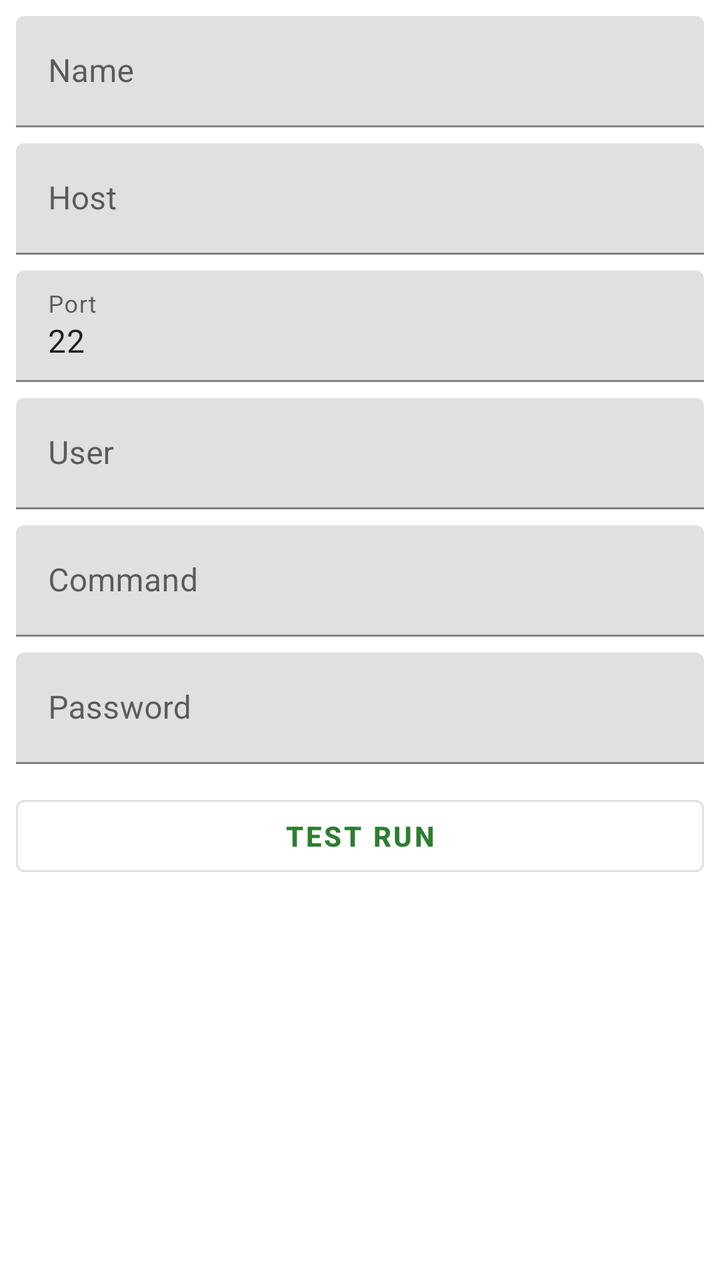
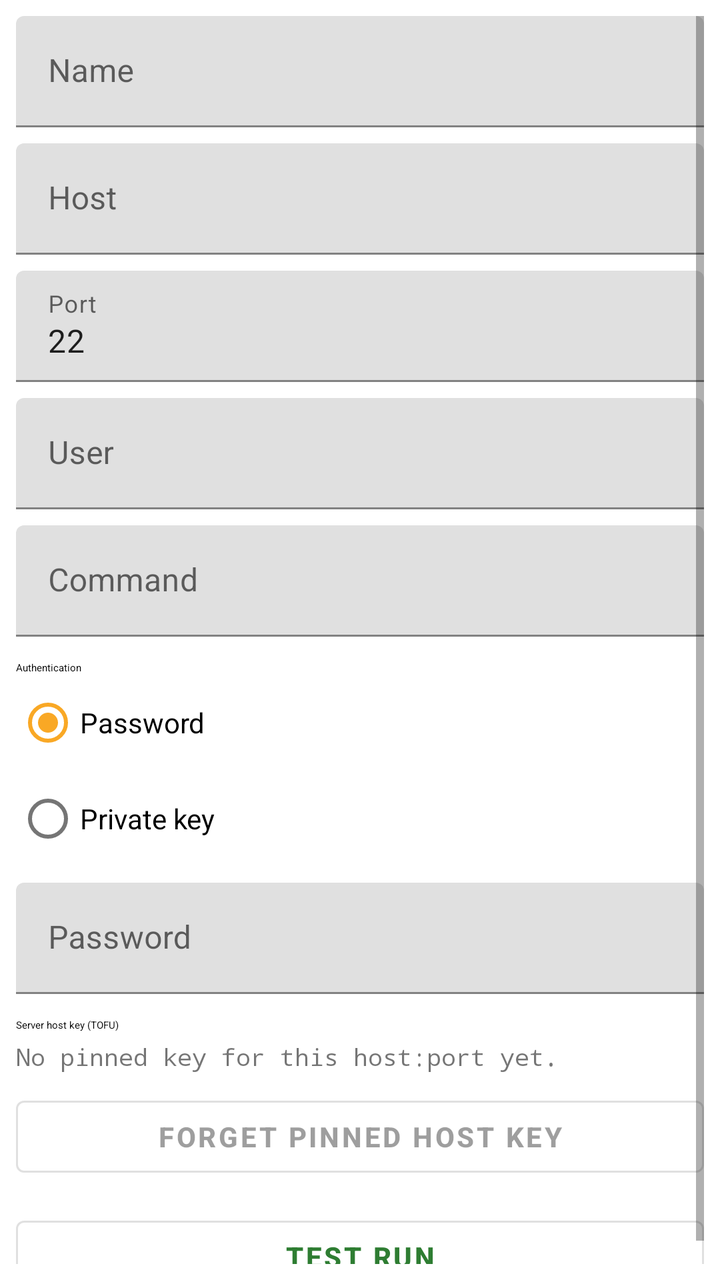

Two renders of the same Android screen: before a commit and after it. Below are the layout's source before the change and the commit's diff.
<!-- AndroidManifest.xml: application theme Theme.CardputerCompanion -->
<!-- res/layout/dialog_ssh_preset.xml -->
<?xml version="1.0" encoding="utf-8"?>
<ScrollView xmlns:android="http://schemas.android.com/apk/res/android"
    android:layout_width="match_parent"
    android:layout_height="wrap_content"
    android:padding="8dp">

    <LinearLayout
        android:layout_width="match_parent"
        android:layout_height="wrap_content"
        android:orientation="vertical">

        <com.google.android.material.textfield.TextInputLayout
            android:layout_width="match_parent"
            android:layout_height="wrap_content"
            android:hint="@string/preset_name">

            <com.google.android.material.textfield.TextInputEditText
                android:id="@+id/editName"
                android:layout_width="match_parent"
                android:layout_height="wrap_content"
                android:inputType="text"
                android:maxLength="20" />
        </com.google.android.material.textfield.TextInputLayout>

        <com.google.android.material.textfield.TextInputLayout
            android:layout_width="match_parent"
            android:layout_height="wrap_content"
            android:layout_marginTop="8dp"
            android:hint="@string/ssh_host">

            <com.google.android.material.textfield.TextInputEditText
                android:id="@+id/editHost"
                android:layout_width="match_parent"
                android:layout_height="wrap_content"
                android:inputType="textUri" />
        </com.google.android.material.textfield.TextInputLayout>

        <com.google.android.material.textfield.TextInputLayout
            android:layout_width="match_parent"
            android:layout_height="wrap_content"
            android:layout_marginTop="8dp"
            android:hint="@string/ssh_port">

            <com.google.android.material.textfield.TextInputEditText
                android:id="@+id/editPort"
                android:layout_width="match_parent"
                android:layout_height="wrap_content"
                android:inputType="number"
                android:text="22" />
        </com.google.android.material.textfield.TextInputLayout>

        <com.google.android.material.textfield.TextInputLayout
            android:layout_width="match_parent"
            android:layout_height="wrap_content"
            android:layout_marginTop="8dp"
            android:hint="@string/ssh_user">

            <com.google.android.material.textfield.TextInputEditText
                android:id="@+id/editUser"
                android:layout_width="match_parent"
                android:layout_height="wrap_content"
                android:inputType="text" />
        </com.google.android.material.textfield.TextInputLayout>

        <com.google.android.material.textfield.TextInputLayout
            android:layout_width="match_parent"
            android:layout_height="wrap_content"
            android:layout_marginTop="8dp"
            android:hint="@string/ssh_command">

            <com.google.android.material.textfield.TextInputEditText
                android:id="@+id/editCommand"
                android:layout_width="match_parent"
                android:layout_height="wrap_content"
                android:inputType="text" />
        </com.google.android.material.textfield.TextInputLayout>

        <com.google.android.material.textfield.TextInputLayout
            android:layout_width="match_parent"
            android:layout_height="wrap_content"
            android:layout_marginTop="8dp"
            android:hint="@string/ssh_password">

            <com.google.android.material.textfield.TextInputEditText
                android:id="@+id/editPassword"
                android:layout_width="match_parent"
                android:layout_height="wrap_content"
                android:inputType="textPassword" />
        </com.google.android.material.textfield.TextInputLayout>

        <com.google.android.material.button.MaterialButton
            android:id="@+id/testRunButton"
            style="@style/Widget.CardputerCompanion.Button.Outlined"
            android:layout_width="match_parent"
            android:layout_height="wrap_content"
            android:layout_marginTop="12dp"
            android:text="@string/test_run" />
    </LinearLayout>
</ScrollView>
<!-- resources referenced by this layout -->
<resources>
  <string name="preset_name">Name</string>
  <string name="ssh_command">Command</string>
  <string name="ssh_host">Host</string>
  <string name="ssh_password">Password</string>
  <string name="ssh_port">Port</string>
  <string name="ssh_user">User</string>
  <string name="test_run">Test run</string>
  <style name="Widget.CardputerCompanion.Button.Outlined" parent="Widget.MaterialComponents.Button.OutlinedButton">
          <item name="android:textStyle">bold</item>
      </style>
  <style name="Theme.CardputerCompanion" parent="Theme.MaterialComponents.DayNight.DarkActionBar">
          <item name="colorPrimary">#2E7D32</item>
          <item name="colorPrimaryVariant">#1B5E20</item>
          <item name="colorOnPrimary">#FFFFFF</item>
          <item name="colorSecondary">#F9A825</item>
          <item name="materialButtonStyle">@style/Widget.CardputerCompanion.Button</item>
          <item name="materialButtonOutlinedStyle">@style/Widget.CardputerCompanion.Button.Outlined</item>
          <item name="borderlessButtonStyle">@style/Widget.CardputerCompanion.Button.Text</item>
      </style>
  <style name="Widget.CardputerCompanion.Button" parent="Widget.MaterialComponents.Button">
          <item name="android:textStyle">bold</item>
      </style>
  <style name="Widget.CardputerCompanion.Button.Text" parent="Widget.MaterialComponents.Button.TextButton">
          <item name="android:textStyle">bold</item>
      </style>
</resources>

<!-- the commit's change to res/layout/dialog_ssh_preset.xml (unified diff, before → after) -->
@@ -75,18 +75,131 @@
                 android:inputType="text" />
         </com.google.android.material.textfield.TextInputLayout>
 
-        <com.google.android.material.textfield.TextInputLayout
-            android:layout_width="match_parent"
-            android:layout_height="wrap_content"
-            android:layout_marginTop="8dp"
-            android:hint="@string/ssh_password">
-
-            <com.google.android.material.textfield.TextInputEditText
-                android:id="@+id/editPassword"
-                android:layout_width="match_parent"
-                android:layout_height="wrap_content"
-                android:inputType="textPassword" />
-        </com.google.android.material.textfield.TextInputLayout>
+        <TextView
+            android:layout_width="match_parent"
+            android:layout_height="wrap_content"
+            android:layout_marginTop="12dp"
+            android:text="@string/ssh_auth_method_title"
+            android:textAppearance="?attr/textAppearanceTitleSmall" />
+
+        <RadioGroup
+            android:id="@+id/authMethodGroup"
+            android:layout_width="match_parent"
+            android:layout_height="wrap_content"
+            android:orientation="vertical">
+
+            <RadioButton
+                android:id="@+id/authPassword"
+                android:layout_width="match_parent"
+                android:layout_height="wrap_content"
+                android:checked="true"
+                android:text="@string/ssh_auth_password" />
+
+            <RadioButton
+                android:id="@+id/authPrivateKey"
+                android:layout_width="match_parent"
+                android:layout_height="wrap_content"
+                android:text="@string/ssh_auth_private_key" />
+        </RadioGroup>
+
+        <LinearLayout
+            android:id="@+id/passwordAuthSection"
+            android:layout_width="match_parent"
+            android:layout_height="wrap_content"
+            android:orientation="vertical">
+
+            <com.google.android.material.textfield.TextInputLayout
+                android:layout_width="match_parent"
+                android:layout_height="wrap_content"
+                android:layout_marginTop="8dp"
+                android:hint="@string/ssh_password">
+
+                <com.google.android.material.textfield.TextInputEditText
+                    android:id="@+id/editPassword"
+                    android:layout_width="match_parent"
+                    android:layout_height="wrap_content"
+                    android:inputType="textPassword" />
+            </com.google.android.material.textfield.TextInputLayout>
+        </LinearLayout>
+
+        <LinearLayout
+            android:id="@+id/keyAuthSection"
+            android:layout_width="match_parent"
+            android:layout_height="wrap_content"
+            android:orientation="vertical"
+            android:visibility="gone">
+
+            <com.google.android.material.textfield.TextInputLayout
+                android:layout_width="match_parent"
+                android:layout_height="wrap_content"
+                android:layout_marginTop="8dp"
+                android:hint="@string/ssh_private_key">
+
+                <com.google.android.material.textfield.TextInputEditText
+                    android:id="@+id/editPrivateKey"
+                    android:layout_width="match_parent"
+                    android:layout_height="wrap_content"
+                    android:gravity="top"
+                    android:inputType="textMultiLine|textNoSuggestions"
+                    android:minLines="4"
+                    android:fontFamily="monospace" />
+            </com.google.android.material.textfield.TextInputLayout>
+
+            <com.google.android.material.button.MaterialButton
+                android:id="@+id/importKeyButton"
+                style="@style/Widget.CardputerCompanion.Button.Outlined"
+                android:layout_width="match_parent"
+                android:layout_height="wrap_content"
+                android:layout_marginTop="8dp"
+                android:text="@string/ssh_import_key_file" />
+
+            <TextView
+                android:id="@+id/keyStoredHint"
+                android:layout_width="match_parent"
+                android:layout_height="wrap_content"
+                android:layout_marginTop="4dp"
+                android:text="@string/ssh_key_stored_hint"
+                android:visibility="gone" />
+
+            <com.google.android.material.textfield.TextInputLayout
+                android:layout_width="match_parent"
+                android:layout_height="wrap_content"
+                android:layout_marginTop="8dp"
+                android:hint="@string/ssh_key_passphrase">
+
+                <com.google.android.material.textfield.TextInputEditText
+                    android:id="@+id/editKeyPassphrase"
+                    android:layout_width="match_parent"
+                    android:layout_height="wrap_content"
+                    android:inputType="textPassword" />
+            </com.google.android.material.textfield.TextInputLayout>
+        </LinearLayout>
+
+        <TextView
+            android:layout_width="match_parent"
+            android:layout_height="wrap_content"
+            android:layout_marginTop="12dp"
+            android:text="@string/ssh_hostkey_section_title"
+            android:textAppearance="?attr/textAppearanceTitleSmall" />
+
+        <TextView
+            android:id="@+id/hostKeyStatus"
+            android:layout_width="match_parent"
+            android:layout_height="wrap_content"
+            android:layout_marginTop="4dp"
+            android:fontFamily="monospace"
+            android:text="@string/ssh_hostkey_none"
+            android:textIsSelectable="true"
+            android:textSize="12sp" />
+
+        <com.google.android.material.button.MaterialButton
+            android:id="@+id/forgetHostKeyButton"
+            style="@style/Widget.CardputerCompanion.Button.Outlined"
+            android:layout_width="match_parent"
+            android:layout_height="wrap_content"
+            android:layout_marginTop="8dp"
+            android:enabled="false"
+            android:text="@string/ssh_hostkey_forget" />
 
         <com.google.android.material.button.MaterialButton
             android:id="@+id/testRunButton"
<!-- resource entries referenced after the edit -->
@@ -1,10 +1,20 @@
 <!-- resources referenced by this layout -->
 <resources>
   <string name="preset_name">Name</string>
+  <string name="ssh_auth_method_title">Authentication</string>
+  <string name="ssh_auth_password">Password</string>
+  <string name="ssh_auth_private_key">Private key</string>
   <string name="ssh_command">Command</string>
   <string name="ssh_host">Host</string>
+  <string name="ssh_hostkey_forget">Forget pinned host key</string>
+  <string name="ssh_hostkey_none">No pinned key for this host:port yet.</string>
+  <string name="ssh_hostkey_section_title">Server host key (TOFU)</string>
+  <string name="ssh_import_key_file">Import key file…</string>
+  <string name="ssh_key_passphrase">Key passphrase (optional)</string>
+  <string name="ssh_key_stored_hint">A key is saved — paste or import to replace it</string>
   <string name="ssh_password">Password</string>
   <string name="ssh_port">Port</string>
+  <string name="ssh_private_key">Private key (PEM / OpenSSH)</string>
   <string name="ssh_user">User</string>
   <string name="test_run">Test run</string>
   <style name="Widget.CardputerCompanion.Button.Outlined" parent="Widget.MaterialComponents.Button.OutlinedButton">
